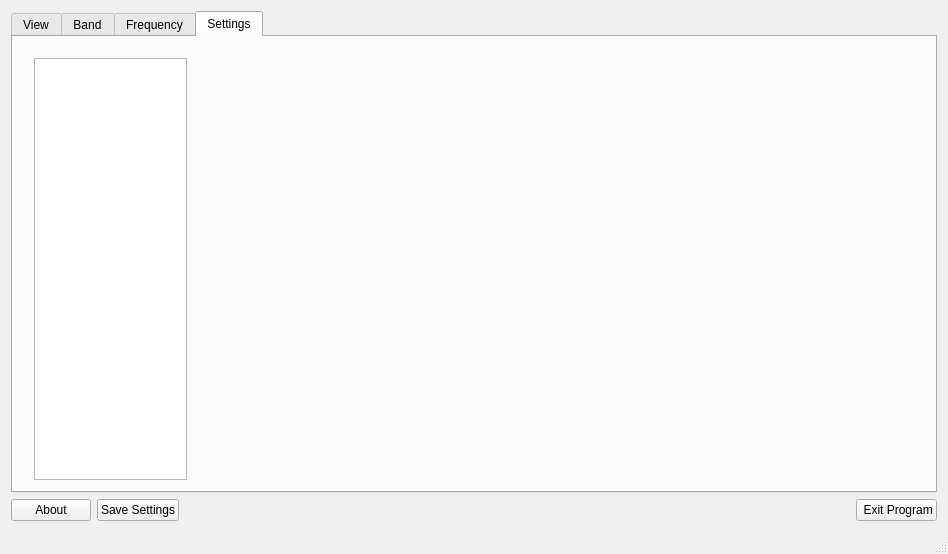
This is wfmain.ui in adecarolis/wfweb as Qt 5 draws it before an edit. The edited form follows.
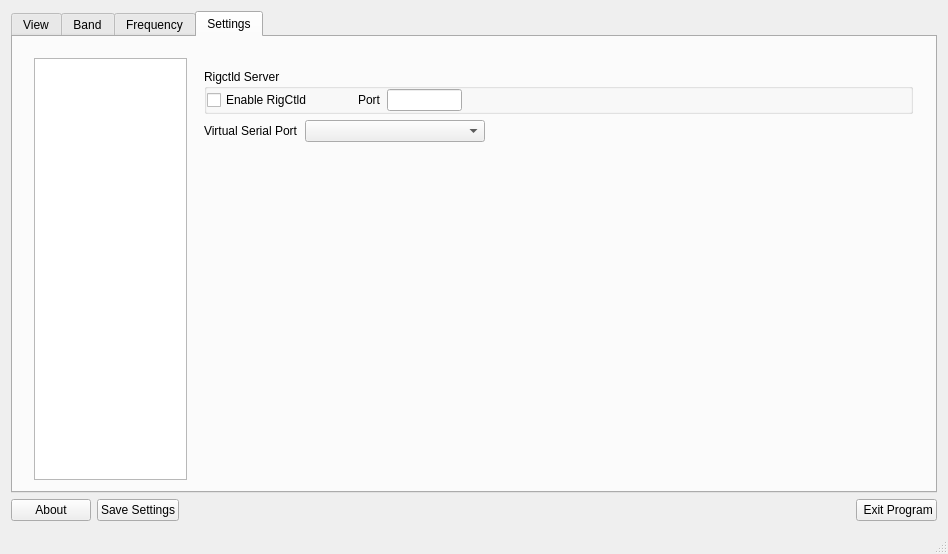
This is the edited form. The open tabs and pages were chosen to show the change. Custom widgets are drawn as their Qt base class.

The edit to the form file:
```diff
--- a/wfmain.ui
+++ b/wfmain.ui
@@ -2964,7 +2964,218 @@
              </layout>
             </widget>
             <widget class="QWidget" name="radioServer">
-             <widget class="QPushButton" name="udpServerSetupBtn">
+             <layout class="QVBoxLayout" name="verticalLayout_27">
+              <item>
+               <layout class="QHBoxLayout" name="horizontalLayout_32">
+                <item>
+                 <widget class="QPushButton" name="udpServerSetupBtn">
+                  <property name="toolTip">
+                   <string>&lt;html&gt;&lt;head/&gt;&lt;body&gt;&lt;p&gt;Press here to set up the built-in rig server. The built-in server is intended to allow access over the network to a serial or USB-connected radio. &lt;/p&gt;&lt;/body&gt;&lt;/html&gt;</string>
+                  </property>
+                  <property name="text">
+                   <string>Server Setup</string>
+                  </property>
+                 </widget>
+                </item>
+                <item>
+                 <spacer name="horizontalSpacer_17">
+                  <property name="orientation">
+                   <enum>Qt::Horizontal</enum>
+                  </property>
+                  <property name="sizeHint" stdset="0">
+                   <size>
+                    <width>40</width>
+                    <height>20</height>
+                   </size>
+                  </property>
+                 </spacer>
+                </item>
+               </layout>
+              </item>
+              <item>
+               <layout class="QHBoxLayout" name="horizontalLayout_33">
+                <property name="leftMargin">
+                 <number>0</number>
+                </property>
+                <property name="topMargin">
+                 <number>0</number>
+                </property>
+                <item>
+                 <widget class="QLabel" name="label_26">
+                  <property name="text">
+                   <string>Audio Sources here</string>
+                  </property>
+                 </widget>
+                </item>
+               </layout>
+              </item>
+              <item>
+               <spacer name="verticalSpacer_5">
+                <property name="orientation">
+                 <enum>Qt::Vertical</enum>
+                </property>
+                <property name="sizeHint" stdset="0">
+                 <size>
+                  <width>20</width>
+                  <height>320</height>
+                 </size>
+                </property>
+               </spacer>
+              </item>
+             </layout>
+            </widget>
+            <widget class="QWidget" name="externalControl">
+             <layout class="QVBoxLayout" name="verticalLayout_26">
+              <item>
+               <layout class="QHBoxLayout" name="horizontalLayout_34">
+                <item>
+                 <widget class="QGroupBox" name="groupBox_9">
+                  <property name="title">
+                   <string>Rigctld Server</string>
+                  </property>
+                  <layout class="QHBoxLayout" name="horizontalLayout_35">
+                   <property name="leftMargin">
+                    <number>0</number>
+                   </property>
+                   <property name="topMargin">
+                    <number>0</number>
+                   </property>
+                   <property name="rightMargin">
+                    <number>0</number>
+                   </property>
+                   <property name="bottomMargin">
+                    <number>0</number>
+                   </property>
+                   <item>
+                    <widget class="QCheckBox" name="enableRigctldChk">
+                     <property name="layoutDirection">
+                      <enum>Qt::LeftToRight</enum>
+                     </property>
+                     <property name="text">
+                      <string>Enable RigCtld</string>
+                     </property>
+                    </widget>
+                   </item>
+                   <item>
+                    <spacer name="horizontalSpacer_18">
+                     <property name="orientation">
+                      <enum>Qt::Horizontal</enum>
+                     </property>
+                     <property name="sizeType">
+                      <enum>QSizePolicy::Fixed</enum>
+                     </property>
+                     <property name="sizeHint" stdset="0">
+                      <size>
+                       <width>40</width>
+                       <height>20</height>
+                      </size>
+                     </property>
+                    </spacer>
+                   </item>
+                   <item>
+                    <widget class="QLabel" name="label_28">
+                     <property name="text">
+                      <string>Port</string>
+                     </property>
+                    </widget>
+                   </item>
+                   <item>
+                    <widget class="QLineEdit" name="rigctldPortTxt">
+                     <property name="minimumSize">
+                      <size>
+                       <width>75</width>
+                       <height>0</height>
+                      </size>
+                     </property>
+                     <property name="maximumSize">
+                      <size>
+                       <width>75</width>
+                       <height>16777215</height>
+                      </size>
+                     </property>
+                    </widget>
+                   </item>
+                   <item>
+                    <spacer name="horizontalSpacer_20">
+                     <property name="orientation">
+                      <enum>Qt::Horizontal</enum>
+                     </property>
+                     <property name="sizeHint" stdset="0">
+                      <size>
+                       <width>40</width>
+                       <height>20</height>
+                      </size>
+                     </property>
+                    </spacer>
+                   </item>
+                  </layout>
+                 </widget>
+                </item>
+               </layout>
+              </item>
+              <item>
+               <layout class="QHBoxLayout" name="horizontalLayout_36">
+                <item>
+                 <widget class="QLabel" name="vspLabel">
+                  <property name="text">
+                   <string>Virtual Serial Port</string>
+                  </property>
+                 </widget>
+                </item>
+                <item>
+                 <widget class="QComboBox" name="vspCombo">
+                  <property name="minimumSize">
+                   <size>
+                    <width>180</width>
+                    <height>0</height>
+                   </size>
+                  </property>
+                  <property name="maximumSize">
+                   <size>
+                    <width>180</width>
+                    <height>16777215</height>
+                   </size>
+                  </property>
+                  <property name="toolTip">
+                   <string>&lt;html&gt;&lt;head/&gt;&lt;body&gt;&lt;p&gt;Use this to define a virtual serial port. &lt;/p&gt;&lt;p&gt;&lt;br/&gt;&lt;/p&gt;&lt;p&gt;On Windows, the virtual serial port can be used to connect to a serial port loopback device, through which other programs can connect to the radio. &lt;/p&gt;&lt;p&gt;&lt;br/&gt;&lt;/p&gt;&lt;p&gt;On Linux and macOS, the port defined here is a pseudo-terminal device, which may be connected to directly by any program designed for a serial connection. &lt;/p&gt;&lt;/body&gt;&lt;/html&gt;</string>
+                  </property>
+                  <property name="accessibleName">
+                   <string>Virtual Serial Port Selector</string>
+                  </property>
+                 </widget>
+                </item>
+                <item>
+                 <spacer name="horizontalSpacer_19">
+                  <property name="orientation">
+                   <enum>Qt::Horizontal</enum>
+                  </property>
+                  <property name="sizeHint" stdset="0">
+                   <size>
+                    <width>40</width>
+                    <height>20</height>
+                   </size>
+                  </property>
+                 </spacer>
+                </item>
+               </layout>
+              </item>
+              <item>
+               <spacer name="verticalSpacer_4">
+                <property name="orientation">
+                 <enum>Qt::Vertical</enum>
+                </property>
+                <property name="sizeHint" stdset="0">
+                 <size>
+                  <width>20</width>
+                  <height>40</height>
+                 </size>
+                </property>
+               </spacer>
+              </item>
+             </layout>
+            </widget>
+            <widget class="QWidget" name="experimental">
+             <widget class="QPushButton" name="debugBtn">
               <property name="geometry">
                <rect>
                 <x>350</x>
```
Left out of the diff: 24 changed lines with no effect on the pictures.
